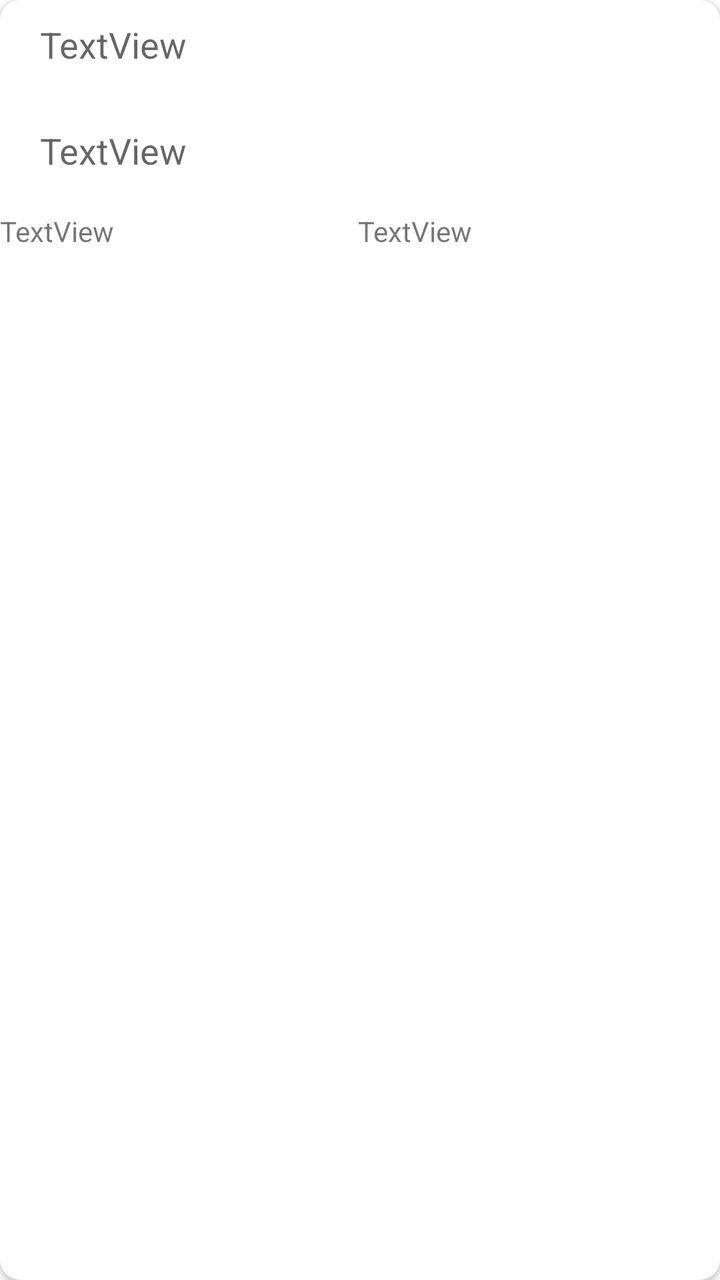
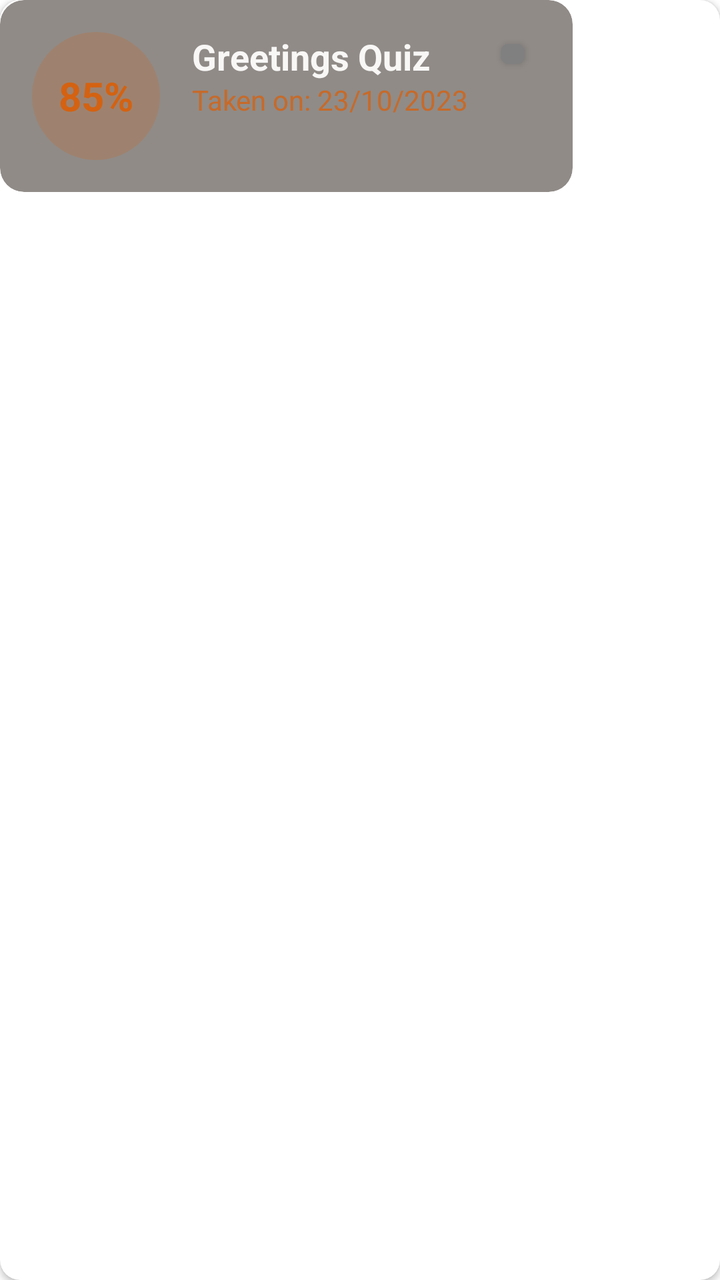

Before-and-after screenshots of an Android layout around one commit, followed by the original layout XML and the change that was made.
<!-- AndroidManifest.xml: application theme Theme.RukigaApp -->
<!-- res/layout/quiz_result_item.xml -->
<?xml version="1.0" encoding="utf-8"?>
<androidx.cardview.widget.CardView xmlns:android="http://schemas.android.com/apk/res/android"
    xmlns:app="http://schemas.android.com/apk/res-auto"
    xmlns:tools="http://schemas.android.com/tools"
    android:layout_width="wrap_content"
    android:layout_height="wrap_content"
    android:layout_marginStart="2dp"
    android:layout_marginTop="5dp"
    android:layout_marginEnd="2dp"
    android:layout_marginBottom="5dp"
    app:cardCornerRadius="10dp">

    <androidx.constraintlayout.widget.ConstraintLayout
        android:layout_width="wrap_content"
        android:layout_height="wrap_content">

        <TextView
            android:id="@+id/textScore"
            android:layout_width="370dp"
            android:layout_height="53dp"
            android:paddingStart="20dp"
            android:paddingTop="10dp"
            android:text="TextView"
            android:textAppearance="@style/TextAppearance.AppCompat.Medium"
            app:layout_constraintStart_toStartOf="parent"
            app:layout_constraintTop_toTopOf="parent" />

        <TextView
            android:id="@+id/textDate"
            android:layout_width="370dp"
            android:layout_height="53dp"
            android:paddingStart="20dp"
            android:paddingTop="10dp"
            android:text="TextView"
            android:textAppearance="@style/TextAppearance.AppCompat.Medium"
            app:layout_constraintStart_toStartOf="@+id/textScore"
            app:layout_constraintTop_toBottomOf="@+id/textScore" />

        <Button
            android:id="@+id/categoryColor"
            android:layout_width="11dp"
            android:layout_height="0dp"
            android:layout_marginStart="4dp"
            android:layout_marginTop="4dp"
            app:backgroundTint="@color/teal_200"
            app:layout_constraintBottom_toBottomOf="@+id/textDate"
            app:layout_constraintStart_toEndOf="@+id/textDate"
            app:layout_constraintTop_toTopOf="parent" />

        <TextView
            android:id="@+id/textQuizCategory"
            android:layout_width="179dp"
            android:layout_height="0dp"
            android:text="TextView"
            app:layout_constraintStart_toStartOf="@+id/textDate"
            app:layout_constraintTop_toBottomOf="@+id/textDate" />

        <TextView
            android:id="@+id/textQuestions"
            android:layout_width="192dp"
            android:layout_height="19dp"
            android:text="TextView"
            app:layout_constraintStart_toEndOf="@+id/textQuizCategory"
            app:layout_constraintTop_toBottomOf="@+id/textDate" />
    </androidx.constraintlayout.widget.ConstraintLayout>
</androidx.cardview.widget.CardView>
<!-- resources referenced by this layout -->
<resources>
  <color name="teal_200">#FF03DAC5</color>
  <style name="Theme.RukigaApp" parent="Theme.MaterialComponents.DayNight.DarkActionBar">
          
          <item name="colorPrimary">@color/brown</item>
          <item name="colorPrimaryVariant">@color/brown</item>
          <item name="colorOnPrimary">@color/white</item>
          
          <item name="colorSecondary">@color/light_brown</item>
          <item name="colorSecondaryVariant">@color/light_brown</item>
          <item name="colorOnSecondary">@color/black</item>
          
          <item name="android:statusBarColor">@color/brown</item>
          
      </style>
  <color name="brown">#833A0E</color>
  <color name="white">#FFFFFFFF</color>
  <color name="light_brown">#C48C7468</color>
  <color name="black">#FF000000</color>
</resources>

<!-- the commit's change to res/layout/quiz_result_item.xml (unified diff, before → after) -->
@@ -14,53 +14,77 @@
         android:layout_width="wrap_content"
         android:layout_height="wrap_content">
 
-        <TextView
-            android:id="@+id/textScore"
-            android:layout_width="370dp"
-            android:layout_height="53dp"
-            android:paddingStart="20dp"
-            android:paddingTop="10dp"
-            android:text="TextView"
-            android:textAppearance="@style/TextAppearance.AppCompat.Medium"
+        <androidx.cardview.widget.CardView
+            android:layout_width="match_parent"
+            android:layout_height="wrap_content"
+            app:cardBackgroundColor="@color/background_light_50"
+            app:cardCornerRadius="12dp"
+            app:cardElevation="0dp"
+            app:layout_constraintBottom_toBottomOf="parent"
+            app:layout_constraintEnd_toEndOf="parent"
             app:layout_constraintStart_toStartOf="parent"
-            app:layout_constraintTop_toTopOf="parent" />
+            app:layout_constraintTop_toTopOf="parent"
+            app:strokeColor="@color/border_primary_20"
+            app:strokeWidth="1dp">
 
-        <TextView
-            android:id="@+id/textDate"
-            android:layout_width="370dp"
-            android:layout_height="53dp"
-            android:paddingStart="20dp"
-            android:paddingTop="10dp"
-            android:text="TextView"
-            android:textAppearance="@style/TextAppearance.AppCompat.Medium"
-            app:layout_constraintStart_toStartOf="@+id/textScore"
-            app:layout_constraintTop_toBottomOf="@+id/textScore" />
+            <LinearLayout
+                android:layout_width="match_parent"
+                android:layout_height="wrap_content"
+                android:orientation="horizontal"
+                android:padding="16dp">
 
-        <Button
-            android:id="@+id/categoryColor"
-            android:layout_width="11dp"
-            android:layout_height="0dp"
-            android:layout_marginStart="4dp"
-            android:layout_marginTop="4dp"
-            app:backgroundTint="@color/teal_200"
-            app:layout_constraintBottom_toBottomOf="@+id/textDate"
-            app:layout_constraintStart_toEndOf="@+id/textDate"
-            app:layout_constraintTop_toTopOf="parent" />
+                <LinearLayout
+                    android:layout_width="64dp"
+                    android:layout_height="64dp"
+                    android:background="@drawable/bg_circle_primary_20"
+                    android:gravity="center">
 
-        <TextView
-            android:id="@+id/textQuizCategory"
-            android:layout_width="179dp"
-            android:layout_height="0dp"
-            android:text="TextView"
-            app:layout_constraintStart_toStartOf="@+id/textDate"
-            app:layout_constraintTop_toBottomOf="@+id/textDate" />
+                    <TextView
+                        android:id="@+id/scorePercentage"
+                        android:layout_width="wrap_content"
+                        android:layout_height="wrap_content"
+                        android:text="85%"
+                        android:textColor="@color/colorPrimary"
+                        android:textSize="20sp"
+                        android:textStyle="bold" />
+                </LinearLayout>
 
-        <TextView
-            android:id="@+id/textQuestions"
-            android:layout_width="192dp"
-            android:layout_height="19dp"
-            android:text="TextView"
-            app:layout_constraintStart_toEndOf="@+id/textQuizCategory"
-            app:layout_constraintTop_toBottomOf="@+id/textDate" />
+                <LinearLayout
+                    android:layout_width="0dp"
+                    android:layout_height="wrap_content"
+                    android:layout_weight="1"
+                    android:orientation="vertical"
+                    android:paddingStart="16dp"
+                    android:paddingEnd="16dp">
+
+                    <TextView
+                        android:id="@+id/quizTitle"
+                        android:layout_width="wrap_content"
+                        android:layout_height="wrap_content"
+                        android:text="Greetings Quiz"
+                        android:textColor="@color/text_primary_dark"
+                        android:textSize="18sp"
+                        android:textStyle="bold" />
+
+                    <TextView
+                        android:id="@+id/quizDate"
+                        android:layout_width="wrap_content"
+                        android:layout_height="wrap_content"
+                        android:text="Taken on: 23/10/2023"
+                        android:textColor="@color/primary_80"
+                        android:textSize="14sp" />
+                </LinearLayout>
+
+                <Button
+                    android:id="@+id/categoryDot"
+                    android:layout_width="12dp"
+                    android:layout_height="22dp"
+                    android:layout_marginEnd="8dp"
+                    android:backgroundTint="@color/gray"
+                    android:padding="0dp"
+                    android:minWidth="0dp"
+                    android:minHeight="0dp"/>
+            </LinearLayout>
+        </androidx.cardview.widget.CardView>
     </androidx.constraintlayout.widget.ConstraintLayout>
 </androidx.cardview.widget.CardView>
<!-- resource entries referenced after the edit -->
@@ -1,6 +1,17 @@
 <!-- resources referenced by this layout -->
 <resources>
-  <color name="teal_200">#FF03DAC5</color>
+  <color name="background_light_50">#80221810</color>
+  <color name="border_primary_20">#33d46211</color>
+  <color name="colorPrimary">#d46211</color>
+  <color name="gray">#808080</color>
+  <color name="primary_80">#ccd46211</color>
+  <color name="text_primary_dark">#f8f7f6</color>
+  <!-- drawable bg_circle_primary_20 (drawable) -->
+  <?xml version="1.0" encoding="utf-8"?>
+  <shape xmlns:android="http://schemas.android.com/apk/res/android"
+  android:shape="oval">
+  <solid android:color="@color/primary_20" />
+  </shape>
   <style name="Theme.RukigaApp" parent="Theme.MaterialComponents.DayNight.DarkActionBar">
           
           <item name="colorPrimary">@color/brown</item>
@@ -14,6 +25,7 @@
           <item name="android:statusBarColor">@color/brown</item>
           
       </style>
+  <color name="primary_20">#33d46211</color>
   <color name="brown">#833A0E</color>
   <color name="white">#FFFFFFFF</color>
   <color name="light_brown">#C48C7468</color>
